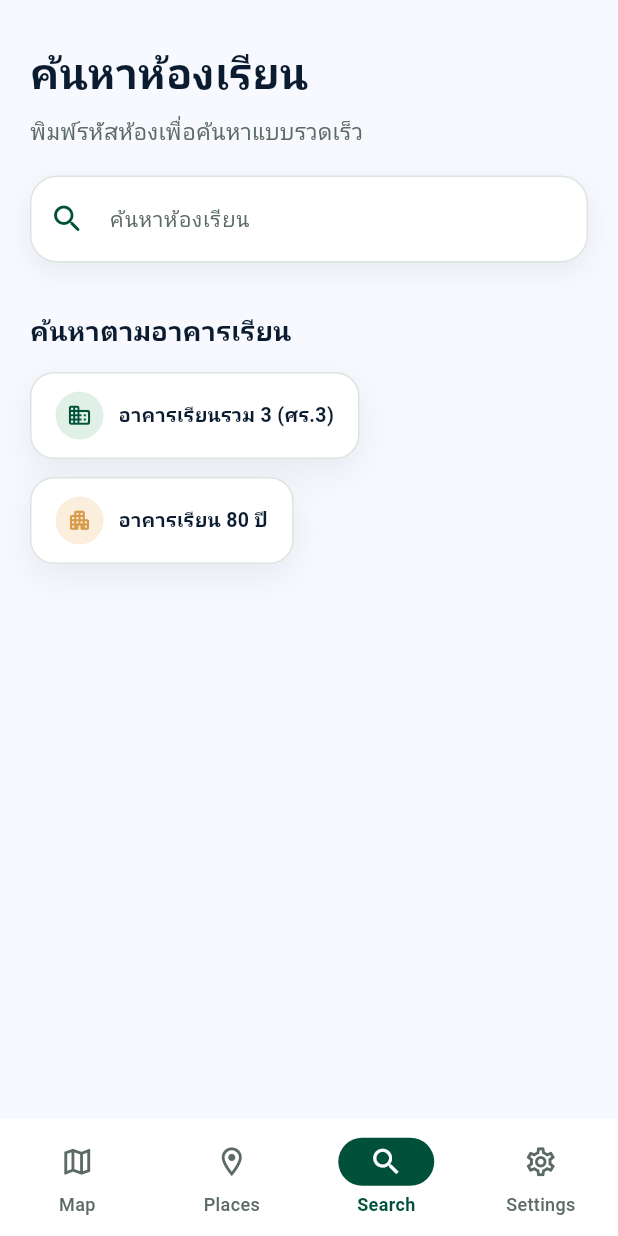
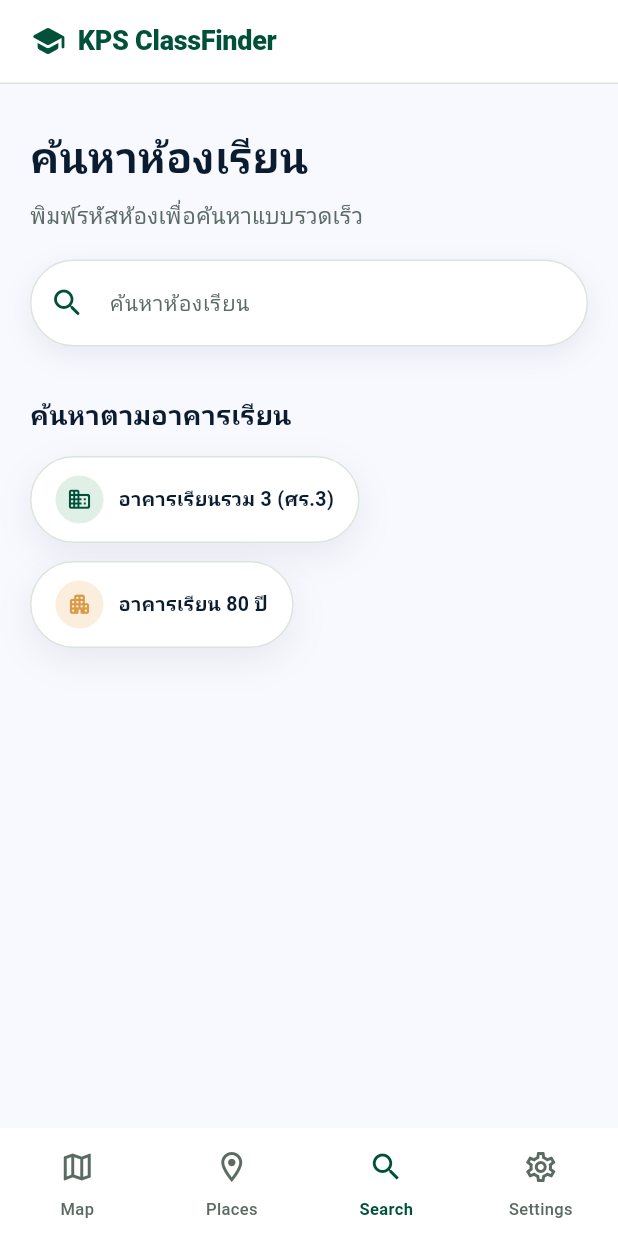
Before and after one commit to Nx7Kz/KPS-Classfinder, a Flutter app: the screen it shows after launch, on a phone screen of 412 x 824 dp. Run offline on Flutter 3.47's test engine with Material 3 defaults, Android fonts, the phone set to English and light mode, and no system bars; our stand-ins replace shared_preferences; network calls fail.

Commit message:
Adopt reference UI structure into existing Flutter screens
- Add AppHeaderBar: shared sticky top bar (icon + brand name) shown
  above every tab in MainNav, matching the reference's header
- Flatten bottom nav indicator (no pill box) to match reference style
- Search screen: pill-shaped search bar and building filter chips,
  redesigned Favorites section into a saved-rooms card list
  (icon box + room code/building + view-detail button)
- Room list: room code shown as a bracketed monospace badge with a
  primary accent border, replacing the plain leading-icon row
- Room detail: replaced the stale map-coming-soon placeholder with
  a real wayfinding card - shows the room's floor and a button that
  opens MapScreen pre-selected to that room's building/floor
- MapScreen now accepts optional initialBuilding/initialFloor params
  to support that deep link

Left out anything needing data we don't have (student login/ID,
notifications, class schedule, bus tracker) per instructions to
adopt the visual structure without adding new systems.

Co-Authored-By: Claude Sonnet 5 <noreply@anthropic.com>

```diff
--- a/flutter_application_1/lib/app_theme.dart
+++ b/flutter_application_1/lib/app_theme.dart
@@ -31,6 +31,41 @@ BoxDecoration appCardDecoration({Color color = AppColors.surface}) {
   );
 }
 
+/// แถบหัวแอปแบบ sticky ด้านบนสุด (ไอคอน + ชื่อแอป) ใช้ร่วมกันทุกแท็บ
+class AppHeaderBar extends StatelessWidget implements PreferredSizeWidget {
+  const AppHeaderBar({super.key});
+
+  @override
+  Size get preferredSize => const Size.fromHeight(56);
+
+  @override
+  Widget build(BuildContext context) {
+    return Container(
+      height: 56,
+      padding: const EdgeInsets.symmetric(horizontal: 20),
+      decoration: const BoxDecoration(
+        color: AppColors.surface,
+        border: Border(bottom: BorderSide(color: AppColors.line)),
+      ),
+      child: Row(
+        children: [
+          const Icon(Icons.school_rounded, color: AppColors.primary, size: 24),
+          const SizedBox(width: 8),
+          Text(
+            'KPS ClassFinder',
+            style: TextStyle(
+              color: AppColors.primary,
+              fontSize: 18,
+              fontWeight: FontWeight.w800,
+              letterSpacing: -0.2,
+            ),
+          ),
+        ],
+      ),
+    );
+  }
+}
+
 /// การ์ดสไตล์มีแถบสีเน้นด้านซ้าย (เหมือนการ์ดตารางเรียนในดีไซน์อ้างอิง)
 Widget accentBorderCard({
   required Widget child,
--- a/flutter_application_1/lib/main.dart
+++ b/flutter_application_1/lib/main.dart
@@ -29,22 +29,22 @@ class MyApp extends StatelessWidget {
           elevation: 0,
         ),
         navigationBarTheme: NavigationBarThemeData(
-          height: 78,
+          height: 72,
           backgroundColor: AppColors.surface,
-          indicatorColor: AppColors.primary,
+          indicatorColor: Colors.transparent,
           labelTextStyle: WidgetStateProperty.resolveWith((states) {
             final selected = states.contains(WidgetState.selected);
             return TextStyle(
               color: selected ? AppColors.primary : AppColors.muted,
               fontWeight: selected ? FontWeight.w700 : FontWeight.w500,
-              fontSize: 12,
+              fontSize: 11,
             );
           }),
           iconTheme: WidgetStateProperty.resolveWith((states) {
             final selected = states.contains(WidgetState.selected);
             return IconThemeData(
-              color: selected ? Colors.white : AppColors.muted,
-              size: 23,
+              color: selected ? AppColors.primary : AppColors.muted,
+              size: 24,
             );
           }),
         ),
--- a/flutter_application_1/lib/main_nav.dart
+++ b/flutter_application_1/lib/main_nav.dart
@@ -1,5 +1,6 @@
 import 'package:flutter/material.dart';
 
+import 'app_theme.dart';
 import 'map_screen.dart';
 import 'places_screen.dart';
 import 'search_screen.dart';
@@ -25,6 +26,7 @@ class _MainNavState extends State<MainNav> {
   @override
   Widget build(BuildContext context) {
     return Scaffold(
+      appBar: const AppHeaderBar(),
       body: _screens[_selectedIndex],
       bottomNavigationBar: NavigationBar(
         selectedIndex: _selectedIndex,
--- a/flutter_application_1/lib/search_screen.dart
+++ b/flutter_application_1/lib/search_screen.dart
@@ -284,7 +284,7 @@ class _SearchScreenState extends State<SearchScreen> {
               Container(
                 decoration: BoxDecoration(
                   color: AppColors.surface,
-                  borderRadius: BorderRadius.circular(18),
+                  borderRadius: BorderRadius.circular(999),
                   border: Border.all(color: AppColors.line),
                   boxShadow: const [
                     BoxShadow(
@@ -368,46 +368,96 @@ class _SearchScreenState extends State<SearchScreen> {
       crossAxisAlignment: CrossAxisAlignment.start,
       children: [
         const SizedBox(height: 32),
-        const Text(
-          'รายการโปรด',
-          style: TextStyle(fontSize: 18, fontWeight: FontWeight.w700, color: AppColors.ink),
+        Container(
+          padding: const EdgeInsets.all(16),
+          decoration: appCardDecoration(),
+          child: Column(
+            crossAxisAlignment: CrossAxisAlignment.start,
+            children: [
+              const Row(
+                children: [
+                  Icon(Icons.bookmark_rounded, color: AppColors.accent, size: 22),
+                  SizedBox(width: 8),
+                  Text(
+                    'ห้องที่บันทึกไว้',
+                    style: TextStyle(fontSize: 16, fontWeight: FontWeight.w700, color: AppColors.ink),
                   ),
-        const SizedBox(height: 15),
-        SizedBox(
-          height: 42,
-          child: ListView.separated(
-            scrollDirection: Axis.horizontal,
-            itemCount: _favorites.length,
-            separatorBuilder: (_, _) => const SizedBox(width: 10),
-            itemBuilder: (context, index) {
-              final room = _favorites[index];
-              return InkWell(
-                borderRadius: BorderRadius.circular(14),
+                ],
+              ),
+              const SizedBox(height: 14),
+              for (final room in _favorites) _buildSavedRoomTile(room),
+            ],
+          ),
+        ),
+      ],
+    );
+  }
+
+  Widget _buildSavedRoomTile(Map<String, dynamic> room) {
+    return Padding(
+      padding: const EdgeInsets.only(bottom: 10),
+      child: InkWell(
+        borderRadius: BorderRadius.circular(12),
         onTap: () => _openRoomDetail(room),
         child: Container(
-                  padding: const EdgeInsets.symmetric(horizontal: 14, vertical: 10),
-                  decoration: appCardDecoration(color: AppColors.goldTint),
+          padding: const EdgeInsets.all(10),
+          decoration: BoxDecoration(
+            borderRadius: BorderRadius.circular(12),
+            border: Border.all(color: AppColors.line),
+          ),
           child: Row(
+            children: [
+              Container(
+                width: 36,
+                height: 36,
+                decoration: BoxDecoration(
+                  color: AppColors.blueTint,
+                  borderRadius: BorderRadius.circular(10),
+                ),
+                child: const Icon(Icons.meeting_room_rounded, color: AppColors.primary, size: 18),
+              ),
+              const SizedBox(width: 12),
+              Expanded(
+                child: Column(
+                  crossAxisAlignment: CrossAxisAlignment.start,
+                  children: [
+                    Text(
+                      room['room_code']?.toString() ?? '-',
+                      style: const TextStyle(fontWeight: FontWeight.w700, color: AppColors.ink, fontSize: 13),
+                    ),
+                    Text(
+                      room['building_name']?.toString() ?? '-',
+                      style: const TextStyle(color: AppColors.muted, fontSize: 12),
+                      maxLines: 1,
+                      overflow: TextOverflow.ellipsis,
+                    ),
+                  ],
+                ),
+              ),
+              const SizedBox(width: 8),
+              Container(
+                padding: const EdgeInsets.symmetric(horizontal: 10, vertical: 6),
+                decoration: BoxDecoration(
+                  color: AppColors.blueTint,
+                  borderRadius: BorderRadius.circular(8),
+                  border: Border.all(color: AppColors.primary.withValues(alpha: 0.2)),
+                ),
+                child: const Row(
                   mainAxisSize: MainAxisSize.min,
                   children: [
-                      const Icon(Icons.star_rounded, size: 16, color: AppColors.accent),
-                      const SizedBox(width: 6),
                     Text(
-                        room['room_code']?.toString() ?? '-',
-                        style: const TextStyle(
-                          fontWeight: FontWeight.w600,
-                          color: AppColors.ink,
-                          fontSize: 13,
+                      'ดูรายละเอียด',
+                      style: TextStyle(color: AppColors.primary, fontSize: 11, fontWeight: FontWeight.w600),
+                    ),
+                    SizedBox(width: 2),
+                    Icon(Icons.arrow_forward_rounded, size: 12, color: AppColors.primary),
+                  ],
                 ),
               ),
             ],
           ),
         ),
-              );
-            },
       ),
-        ),
-      ],
     );
   }
 
@@ -479,7 +529,7 @@ class _SearchScreenState extends State<SearchScreen> {
     Color tintColor,
   ) {
     return InkWell(
-      borderRadius: BorderRadius.circular(14),
+      borderRadius: BorderRadius.circular(999),
       onTap: () {
         Navigator.of(context).push(
           MaterialPageRoute(
@@ -489,7 +539,14 @@ class _SearchScreenState extends State<SearchScreen> {
       },
       child: Container(
         padding: const EdgeInsets.symmetric(horizontal: 16, vertical: 12),
-        decoration: appCardDecoration(),
+        decoration: BoxDecoration(
+          color: AppColors.surface,
+          borderRadius: BorderRadius.circular(999),
+          border: Border.all(color: AppColors.line),
+          boxShadow: const [
+            BoxShadow(color: Color(0x120F172A), blurRadius: 20, offset: Offset(0, 8)),
+          ],
+        ),
         child: Row(
           mainAxisSize: MainAxisSize.min,
           children: [
```
Also changed, not shown: flutter_application_1/lib/map_screen.dart (+9 -2 lines), flutter_application_1/lib/room_detail_screen.dart (+52 -8 lines), flutter_application_1/lib/room_list_screen.dart (+17 -10 lines). Lines whose indentation alone changed are shown as unchanged.
